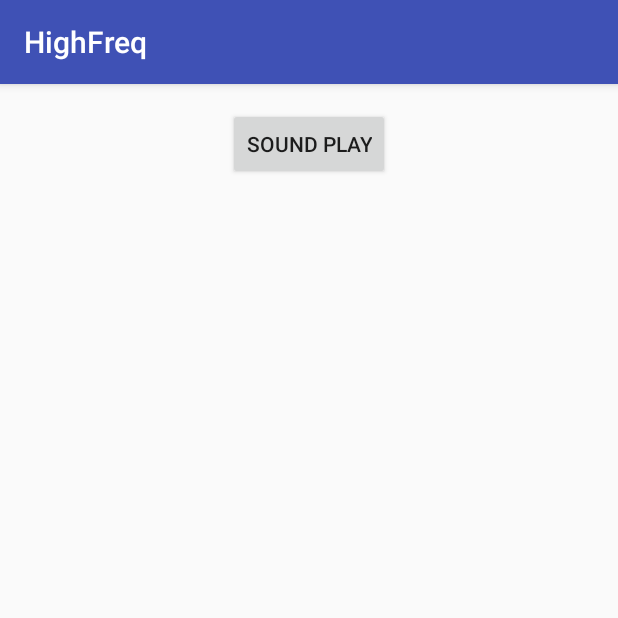
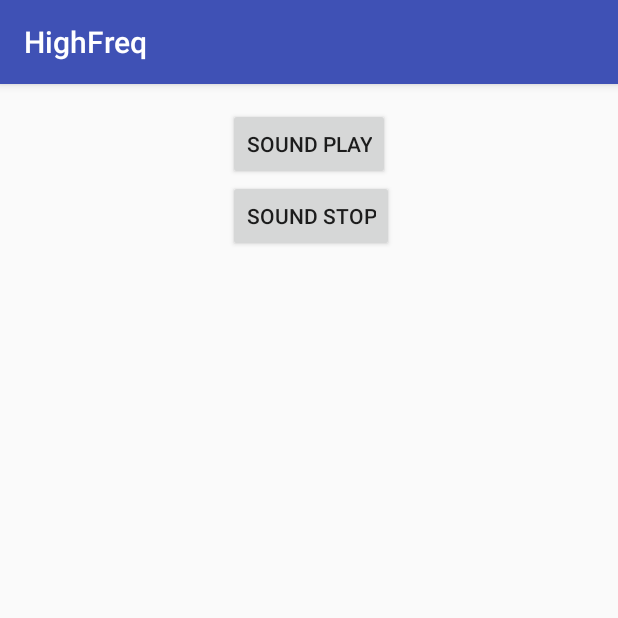
Before and after one commit to HyungJiny/soundBeacon, an Android app: the screen it shows after launch (MainActivity), on a phone screen of 412 x 824 dp, the top half of it. Run offline under Robolectric (Android 15) with nearby library versions, the phone set to English and light mode, and no system bars.

Commit message:
add sound play and stop button

```diff
--- a/HighFreq/app/src/main/java/com/dnlab/jiny/highfreq/MainActivity.java
+++ b/HighFreq/app/src/main/java/com/dnlab/jiny/highfreq/MainActivity.java
@@ -4,9 +4,13 @@ import android.media.AudioManager;
 import android.media.SoundPool;
 import android.support.v7.app.AppCompatActivity;
 import android.os.Bundle;
+import android.view.View;
+import android.widget.Button;
 
 public class MainActivity extends AppCompatActivity {
     SoundPool highFrequenceSound;
+    Button playButton;
+    Button stopButton;
     private boolean isplay = false;
 
     @Override
@@ -15,7 +19,25 @@ public class MainActivity extends AppCompatActivity {
         setContentView(R.layout.activity_main);
 
         highFrequenceSound = new SoundPool(1, AudioManager.STREAM_MUSIC, 0);
-        int sound167khz = highFrequenceSound.load(this, R.raw.freq167sound, 1);
+        final int sound167khz = highFrequenceSound.load(this, R.raw.freq167sound, 1);
+
+        playButton = (Button) findViewById(R.id.play_button);
+        stopButton = (Button) findViewById(R.id.stop_button);
+
+        playButton.setOnClickListener(new View.OnClickListener() {
+            @Override
+            public void onClick(View view) {
+                highFrequenceSound.play(sound167khz, 1f, 1f, 0, 0 , 1f);
+            }
+        });
+
+        stopButton.setOnClickListener(new View.OnClickListener() {
+            @Override
+            public void onClick(View view) {
+                highFrequenceSound.pause(sound167khz);
+            }
+        });
+
 
     }
 
--- a/HighFreq/app/src/main/res/layout/activity_main.xml
+++ b/HighFreq/app/src/main/res/layout/activity_main.xml
@@ -16,4 +16,13 @@
         android:id="@+id/play_button"
         android:layout_alignParentTop="true"
         android:layout_centerHorizontal="true" />
+
+    <Button
+        android:layout_width="wrap_content"
+        android:layout_height="wrap_content"
+        android:text="sound stop"
+        android:id="@+id/stop_button"
+        android:layout_below="@+id/play_button"
+        android:layout_alignStart="@+id/play_button"
+        android:singleLine="false" />
 </RelativeLayout>
```
